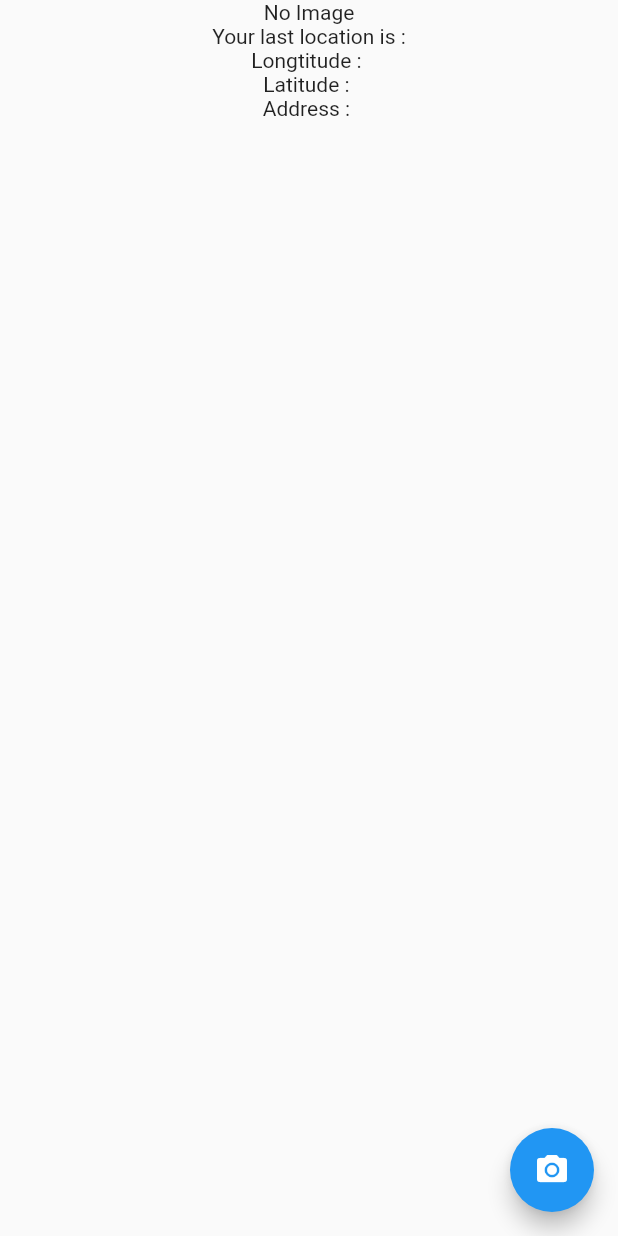
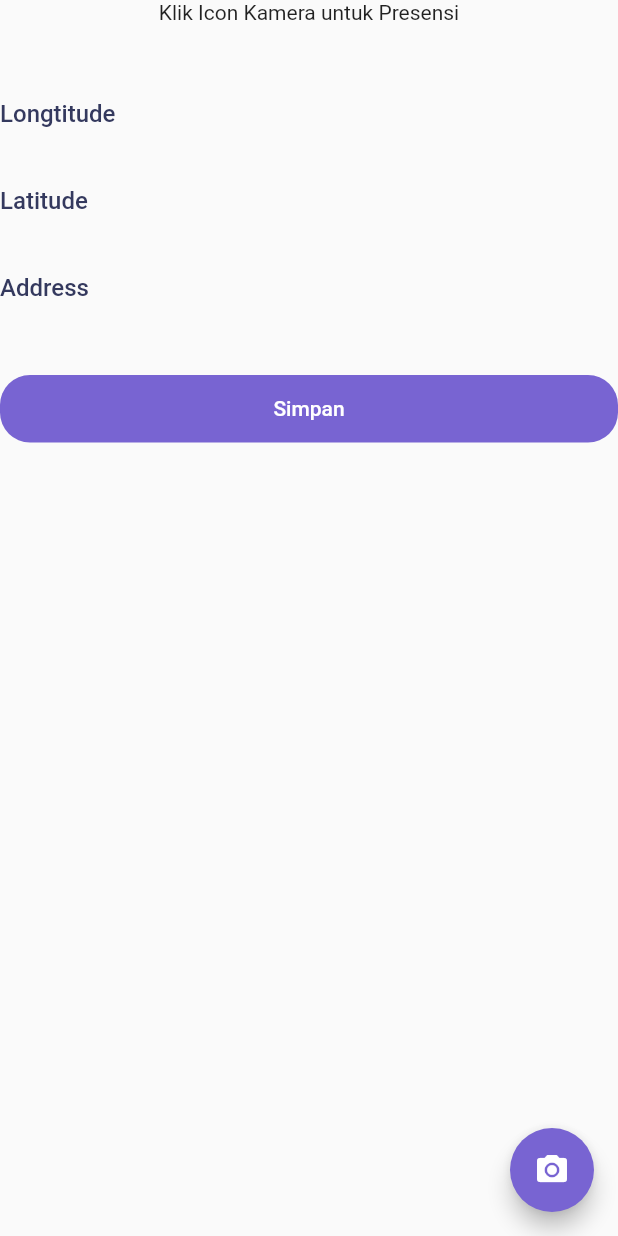
Before and after one commit to dewiokta/Flutter-Attendance, a Flutter app: the CameraScreen screen opened directly, on a phone screen of 412 x 824 dp. Run offline on Flutter 3.47's test engine with Material 2 defaults, Android fonts, the phone set to English and light mode, and no system bars; our stand-ins replace circular_profile_avatar, equatable, flutter_bloc, geocoding, geolocator, getwidget and 3 more; accounts and stored records are empty.

Commit message:
update simpan image (not fix)

```diff
--- a/lib/pages/presensi/camera.dart
+++ b/lib/pages/presensi/camera.dart
@@ -5,6 +5,8 @@ import 'package:geolocator/geolocator.dart';
 import 'package:geocoding/geocoding.dart';
 import 'dart:async';
 import 'package:path_provider/path_provider.dart';
+
+import '../../theme.dart';
 
 class CameraScreen extends StatefulWidget {
   @override
@@ -32,6 +34,13 @@ class _CameraScreenState extends State<CameraScreen> {
     });
   }
 
+  check() {
+    // final form = _key.currentState;
+    // if (form.validate()) {
+    //   form.save();
+    //   submit();
+    // }
+  }
   Future<Position> _determinePosition() async {
     bool serviceEnabled;
     LocationPermission permission;
@@ -71,25 +80,73 @@ class _CameraScreenState extends State<CameraScreen> {
           Column(children: [
             Center(
               child: _image == null
-                    ? Text("No Image")
-                    : Image.file(_image!, width: 150),
+                  ? Text("Klik Icon Kamera untuk Presensi")
+                  : Image.file(_image!, width: 250),
+            ),
+            const SizedBox(
+              height: 10,
             ),
           ]),
           Column(
             children: [
-                const Text('Your last location is :'),
-                Text('Longtitude : ' + _longtitude),
-                Text('Latitude : ' + _latitude),
-                const Text('Address : '),
-                Text(_address),
+              Padding(padding: EdgeInsets.only(top: 40)),
+              menuAccount("Longtitude", _longtitude),
+              Padding(padding: EdgeInsets.only(top: 20)),
+              menuAccount("Latitude", _latitude),
+              Padding(padding: EdgeInsets.only(top: 20)),
+              menuAccount("Address", _address),
             ],
+          ),
+          const SizedBox(
+            height: 30,
+          ),
+          Container(
+            width: 0.5,
+            height: 45,
+            child: TextButton(
+              style: TextButton.styleFrom(
+                backgroundColor: const Color.fromARGB(255, 120, 100, 210),
+                shape: RoundedRectangleBorder(
+                  borderRadius: BorderRadius.circular(20),
+                ),
+              ),
+              onPressed: () {},
+              child: const Text(
+                "Simpan",
+                style: TextStyle(
+                  color: Color(0xffffffff),
+                ),
+              ),
+            ),
           ),
         ],
       ),
       floatingActionButton: FloatingActionButton(
         onPressed: _updatePosition,
-          backgroundColor: Colors.blue,
+        backgroundColor: const Color.fromARGB(255, 120, 100, 210),
         child: Icon(Icons.camera_alt),
-        ));
+      ),
+    );
+  }
+
+  Row menuAccount(String data, data1) {
+    return Row(
+      mainAxisAlignment: MainAxisAlignment.spaceBetween,
+      children: [
+        Column(
+          crossAxisAlignment: CrossAxisAlignment.start,
+          children: [
+            Text(
+              data,
+              style: text,
+            ),
+            Text(
+              data1,
+              style: desc,
+            )
+          ],
+        ),
+      ],
+    );
   }
 }
```
Lines whose indentation alone changed are shown as unchanged.
